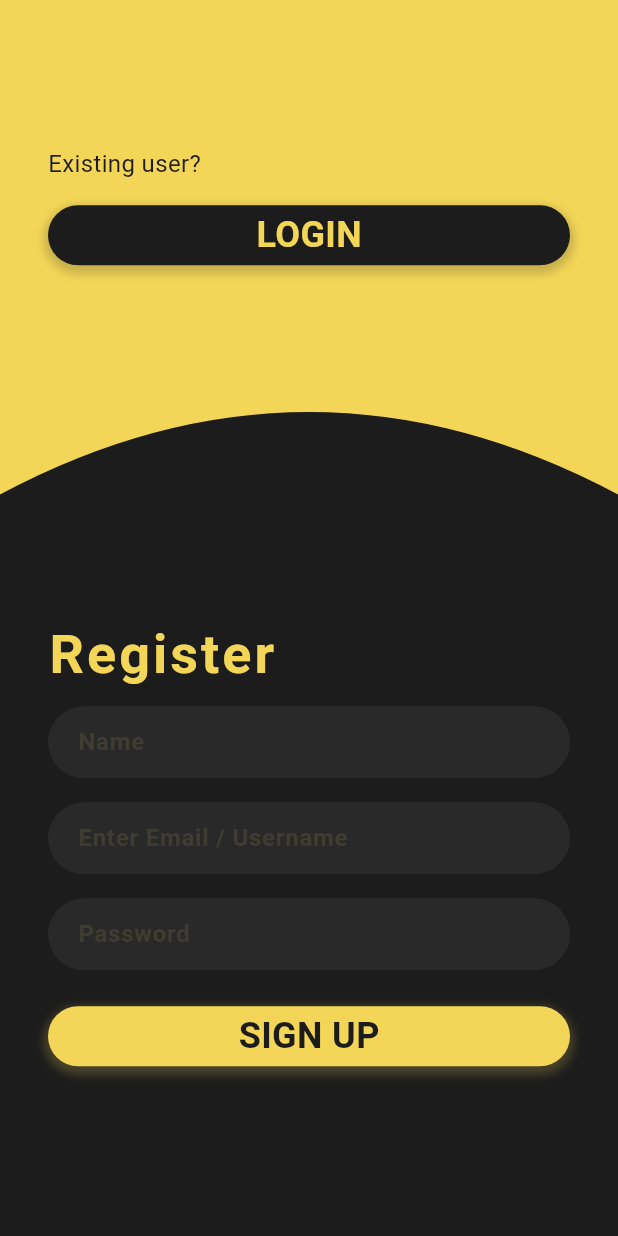
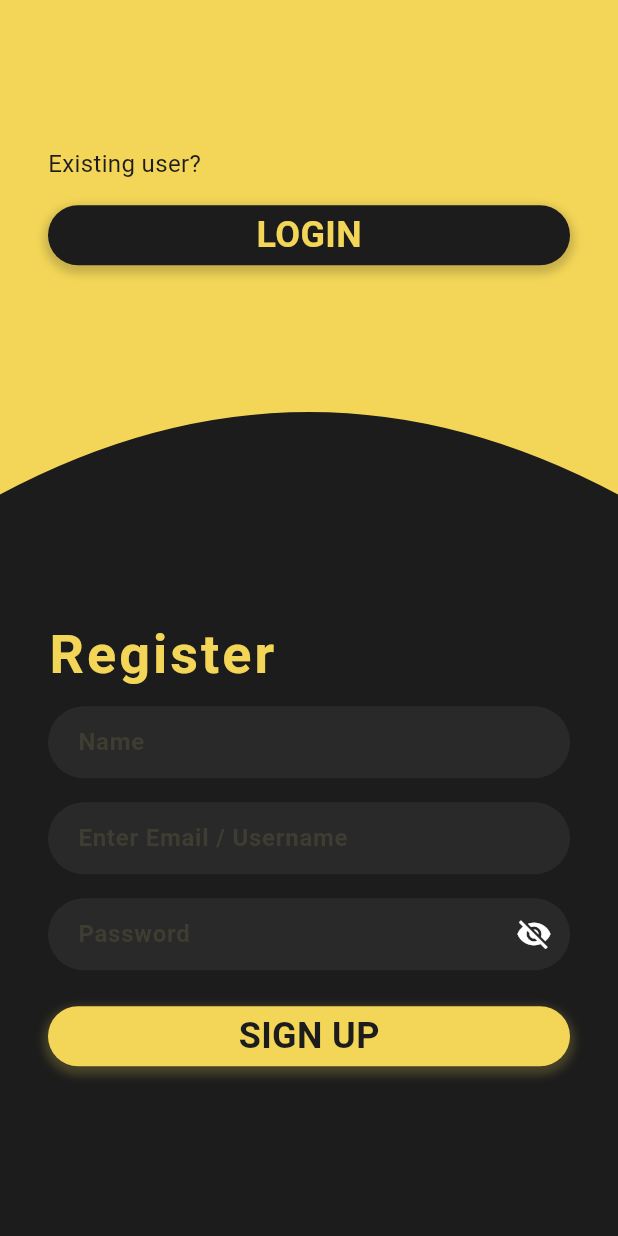
Before and after one commit to adarshsunil02/coinoneassignment, a Flutter app: the screen it shows after launch, after a tap on "LOGIN", after a tap on "OR", on a phone screen of 412 x 824 dp. Run offline on Flutter 3.47's test engine with Material 3 defaults, Android fonts, the phone set to English and light mode, and no system bars; our stand-ins replace cached_network_image, cloud_firestore, firebase_auth, firebase_core, google_fonts, shared_preferences; accounts and stored records are empty.

Commit message:
Add password visibility toggle and improve Login widget

```diff
--- a/lib/authentication/auth_provider.dart
+++ b/lib/authentication/auth_provider.dart
@@ -11,17 +11,23 @@ class AuthProvider with ChangeNotifier {
 
   bool _login = true;
   String? _errorMessage;
-  //
   bool _keepLoggedIn = false;
+   bool _obscurePassword = true;
   User? _user;
+
   bool get keepLoggedIn => _keepLoggedIn;
   User? get user => _user;
-
+ bool get obscurePassword => _obscurePassword;
   bool get login => _login;
   String? get errorMessage => _errorMessage;
 
   void toggle() {
     _login = !_login;
+    notifyListeners();
+  }
+
+   void togglePasswordVisibility() {
+    _obscurePassword = !_obscurePassword;
     notifyListeners();
   }
 
--- a/lib/screen/login.dart
+++ b/lib/screen/login.dart
@@ -71,6 +71,7 @@ class _LoginState extends State<Login> {
           TextFormField(
             controller: authProvider.passwordController,
             validator: (value) => Validator.validatePassword(value),
+            obscureText: authProvider.obscurePassword,
             decoration: InputDecoration(
               hintText: 'Password',
               hintStyle: const TextStyle(
@@ -88,7 +89,13 @@ class _LoginState extends State<Login> {
               filled: true,
               fillColor: const Color(0xFFECCB45),
               contentPadding: const EdgeInsets.symmetric(horizontal: 16, vertical: 0),
+              suffixIcon: IconButton(onPressed: (){
+                authProvider.togglePasswordVisibility();
+              }, icon:Icon(
+                  authProvider.obscurePassword ? Icons.visibility_off : Icons.visibility,
+                ), )
             ),
+
           ),
            const SizedBox(
             height: 16,
--- a/lib/screen/signup.dart
+++ b/lib/screen/signup.dart
@@ -87,6 +87,8 @@ class SignUp extends StatelessWidget {
           TextFormField(
             controller: authProvider.passwordController,
             validator: (value) => Validator.validatePassword(value),
+             obscureText: authProvider.obscurePassword,
+
             style: const TextStyle(color: Colors.white),
             decoration: InputDecoration(
               hintText: 'Password',
@@ -106,6 +108,13 @@ class SignUp extends StatelessWidget {
               fillColor: Colors.grey.withOpacity(0.1),
               contentPadding:
                   const EdgeInsets.symmetric(horizontal: 16, vertical: 0),
+                  suffixIcon: IconButton(
+                    color: Colors.white,
+                    onPressed: (){
+                authProvider.togglePasswordVisibility();
+              }, icon:Icon(
+                  authProvider.obscurePassword ? Icons.visibility_off : Icons.visibility,
+                ), )
             ),
           ),
           const SizedBox(
```
